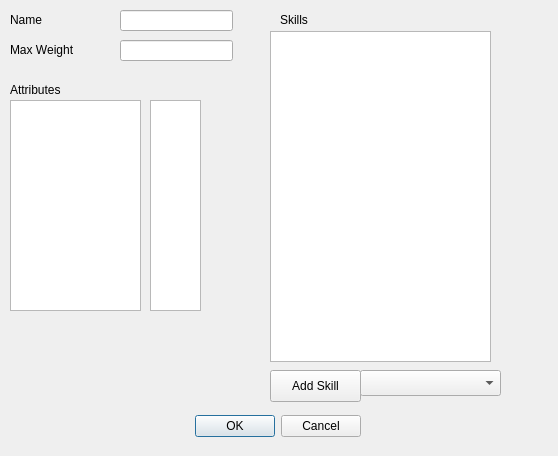
First picture: the form in Server/characterdialog.ui, repository ROLL-E/roll-e, before the edit.
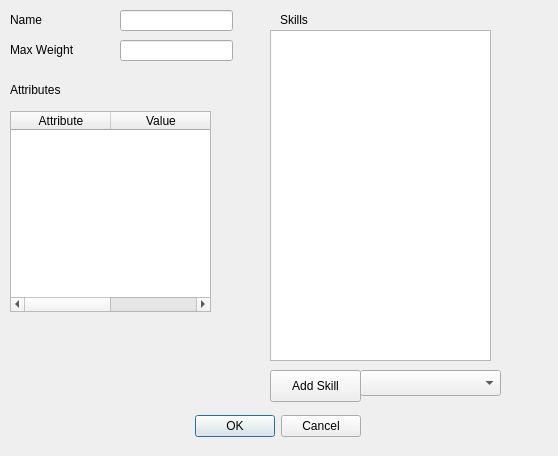
Second picture: the form after the edit.

Commit message: Now displays and edits attributes and characters

Patch:
```diff
--- a/Server/characterdialog.ui
+++ b/Server/characterdialog.ui
@@ -56,7 +56,7 @@
    <property name="geometry">
     <rect>
      <x>270</x>
-     <y>31</y>
+     <y>30</y>
      <width>221</width>
      <height>331</height>
     </rect>
@@ -134,25 +134,25 @@
     </rect>
    </property>
   </widget>
-  <widget class="QListView" name="attr_keyView">
+  <widget class="QTableWidget" name="attr_tableWidget">
    <property name="geometry">
     <rect>
      <x>10</x>
-     <y>100</y>
-     <width>131</width>
-     <height>211</height>
+     <y>111</y>
+     <width>201</width>
+     <height>201</height>
     </rect>
    </property>
-  </widget>
-  <widget class="QListView" name="attr_valueView">
-   <property name="geometry">
-    <rect>
-     <x>150</x>
-     <y>100</y>
-     <width>51</width>
-     <height>211</height>
-    </rect>
-   </property>
+   <column>
+    <property name="text">
+     <string>Attribute</string>
+    </property>
+   </column>
+   <column>
+    <property name="text">
+     <string>Value</string>
+    </property>
+   </column>
   </widget>
  </widget>
  <resources/>
```
Left out of the diff: 32 changed lines with no effect on the pictures. The commit also changes 4 other files.
